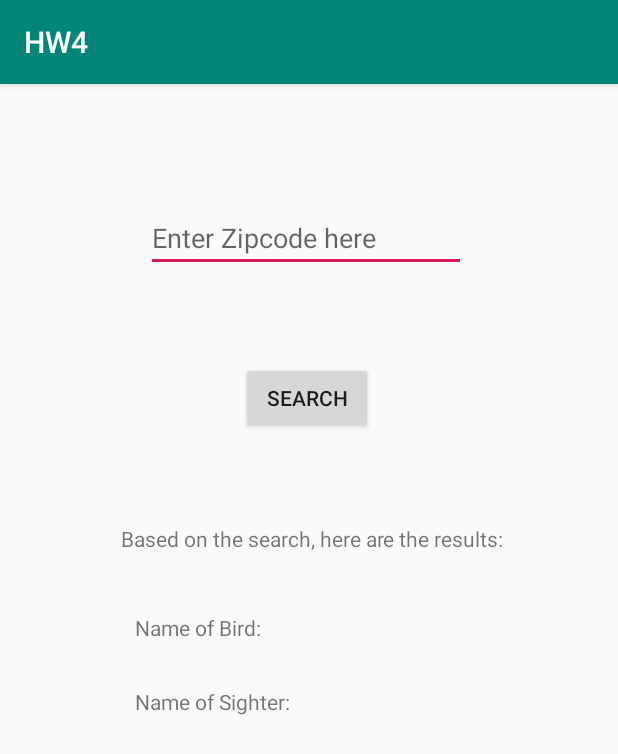
After one commit to dehaoterryzhang/TO-626-HW4, an Android app: the SearchActivity screen opened directly, with no data from a screen before it, on a phone screen of 412 x 824 dp. The commit adds this screen. Shown: the top 754 px of the screen. Run offline under Robolectric (Android 15) with nearby library versions, the phone set to English and light mode, and no system bars; our stand-ins replace Firebase (no records; nobody signed in at launch, a user with empty details on screens opened directly); 1 statement that could not run was skipped.

Commit message:
some changes made here

```diff
--- a/app/src/main/AndroidManifest.xml
+++ b/app/src/main/AndroidManifest.xml
@@ -9,7 +9,7 @@
         android:roundIcon="@mipmap/ic_launcher_round"
         android:supportsRtl="true"
         android:theme="@style/AppTheme">
-        <activity android:name=".SEARCHActivity"></activity>
+        <activity android:name=".SearchActivity"></activity>
         <activity android:name=".MainActivity">
             <intent-filter>
                 <action android:name="android.intent.action.MAIN" />
--- /dev/null
+++ b/app/src/main/java/com/example/hw4/SearchActivity.java
@@ -0,0 +1,116 @@
+package com.example.hw4;
+
+import androidx.annotation.NonNull;
+import androidx.annotation.Nullable;
+import androidx.appcompat.app.AppCompatActivity;
+
+import android.content.Intent;
+import android.os.Bundle;
+import android.view.Menu;
+import android.view.MenuInflater;
+import android.view.MenuItem;
+import android.view.View;
+import android.widget.Button;
+import android.widget.EditText;
+import android.widget.TextView;
+import android.widget.Toast;
+
+import com.google.firebase.database.ChildEventListener;
+import com.google.firebase.database.DataSnapshot;
+import com.google.firebase.database.DatabaseError;
+import com.google.firebase.database.DatabaseReference;
+import com.google.firebase.database.FirebaseDatabase;
+
+public class SearchActivity extends AppCompatActivity implements View.OnClickListener{
+
+    EditText editTextTypeZip;
+    Button buttonSearch;
+    TextView textViewPrompt, staticBird, staticPerson, textViewBird, textViewSighter;
+
+    @Override
+    protected void onCreate(Bundle savedInstanceState) {
+        super.onCreate(savedInstanceState);
+        setContentView(R.layout.activity_search);
+
+        editTextTypeZip = findViewById(R.id.editTextTypeZip);
+        buttonSearch = findViewById(R.id.buttonSearch);
+        textViewPrompt = findViewById(R.id.textViewPrompt);
+        textViewBird = findViewById(R.id.textViewBird);
+        textViewSighter = findViewById(R.id.textViewSighter);
+        staticBird = findViewById(R.id.staticBird);
+        staticPerson = findViewById(R.id.staticPerson);
+
+        buttonSearch.setOnClickListener(this);
+    }
+
+    @Override
+    public boolean onCreateOptionsMenu(Menu menu) {
+
+        MenuInflater inflater = getMenuInflater();
+        inflater.inflate(R.menu.mainmenu, menu);
+
+        return super.onCreateOptionsMenu(menu);
+    }
+
+    @Override
+    public boolean onOptionsItemSelected(@NonNull MenuItem item) {
+
+        if (item.getItemId() == R.id.itemReport) {
+            Intent ReportIntent = new Intent(this, MainActivity.class);
+            startActivity(ReportIntent);
+
+        } else if (item.getItemId() == R.id.itemSearch) {
+            Toast.makeText(this, "You are already in search page!", Toast.LENGTH_SHORT).show();
+
+        }
+
+        return super.onOptionsItemSelected(item);
+    }
+
+    @Override
+    public void onClick(View view) {
+        final FirebaseDatabase database = FirebaseDatabase.getInstance();
+        final DatabaseReference myRef = database.getReference("BirdObs");
+
+        if (view == buttonSearch) {
+
+            String findZip = editTextTypeZip.getText().toString();
+
+            myRef.orderByChild("zipcode").equalTo(findZip).addChildEventListener(new ChildEventListener() {
+                @Override
+                public void onChildAdded(@NonNull DataSnapshot dataSnapshot, @Nullable String s) {
+
+                    Bird foundBird = dataSnapshot.getValue(Bird.class);
+                    String findBirdName = foundBird.nameofbird;
+                    String findSighter = foundBird.nameofperson;
+
+                    textViewBird.setText(findBirdName);
+                    textViewSighter.setText(findSighter);
+
+                }
+
+                @Override
+                public void onChildChanged(@NonNull DataSnapshot dataSnapshot, @Nullable String s) {
+
+                }
+
+                @Override
+                public void onChildRemoved(@NonNull DataSnapshot dataSnapshot) {
+
+                }
+
+                @Override
+                public void onChildMoved(@NonNull DataSnapshot dataSnapshot, @Nullable String s) {
+
+                }
+
+                @Override
+                public void onCancelled(@NonNull DatabaseError databaseError) {
+
+                }
+            });
+
+
+        }
+    }
+}
--- a/app/src/main/res/layout/activity_search.xml
+++ b/app/src/main/res/layout/activity_search.xml
@@ -4,6 +4,87 @@
     xmlns:tools="http://schemas.android.com/tools"
     android:layout_width="match_parent"
     android:layout_height="match_parent"
-    tools:context=".SEARCHActivity">
+    tools:context=".SearchActivity">
 
+    <EditText
+        android:id="@+id/editTextTypeZip"
+        android:layout_width="wrap_content"
+        android:layout_height="wrap_content"
+        android:layout_marginStart="97dp"
+        android:layout_marginLeft="97dp"
+        android:layout_marginTop="80dp"
+        android:layout_marginEnd="101dp"
+        android:layout_marginRight="101dp"
+        android:ems="10"
+        android:hint="Enter Zipcode here"
+        android:inputType="textPersonName"
+        app:layout_constraintEnd_toEndOf="parent"
+        app:layout_constraintStart_toStartOf="parent"
+        app:layout_constraintTop_toTopOf="parent" />
+
+    <Button
+        android:id="@+id/buttonSearch"
+        android:layout_width="wrap_content"
+        android:layout_height="wrap_content"
+        android:layout_marginStart="160dp"
+        android:layout_marginLeft="160dp"
+        android:layout_marginTop="60dp"
+        android:layout_marginEnd="163dp"
+        android:layout_marginRight="163dp"
+        android:text="Search"
+        app:layout_constraintEnd_toEndOf="parent"
+        app:layout_constraintStart_toStartOf="parent"
+        app:layout_constraintTop_toBottomOf="@+id/editTextTypeZip" />
+
+    <TextView
+        android:id="@+id/textViewPrompt"
+        android:layout_width="wrap_content"
+        android:layout_height="wrap_content"
+        android:layout_marginStart="178dp"
+        android:layout_marginLeft="178dp"
+        android:layout_marginTop="60dp"
+        android:layout_marginEnd="174dp"
+        android:layout_marginRight="174dp"
+        android:text="Based on the search, here are the results:"
+        app:layout_constraintEnd_toEndOf="parent"
+        app:layout_constraintStart_toStartOf="parent"
+        app:layout_constraintTop_toBottomOf="@+id/buttonSearch" />
+
+    <TextView
+        android:id="@+id/staticBird"
+        android:layout_width="wrap_content"
+        android:layout_height="wrap_content"
+        android:layout_marginStart="90dp"
+        android:layout_marginLeft="90dp"
+        android:layout_marginTop="40dp"
+        android:text="Name of Bird:"
+        app:layout_constraintStart_toStartOf="parent"
+        app:layout_constraintTop_toBottomOf="@+id/textViewPrompt" />
+
+    <TextView
+        android:id="@+id/staticPerson"
+        android:layout_width="wrap_content"
+        android:layout_height="wrap_content"
+        android:layout_marginTop="30dp"
+        android:text="Name of Sighter:"
+        app:layout_constraintStart_toStartOf="@+id/staticBird"
+        app:layout_constraintTop_toBottomOf="@+id/staticBird" />
+
+    <TextView
+        android:id="@+id/textViewBird"
+        android:layout_width="wrap_content"
+        android:layout_height="wrap_content"
+        android:layout_marginStart="76dp"
+        android:layout_marginLeft="76dp"
+        app:layout_constraintBaseline_toBaselineOf="@+id/staticBird"
+        app:layout_constraintStart_toEndOf="@+id/staticBird" />
+
+    <TextView
+        android:id="@+id/textViewSighter"
+        android:layout_width="wrap_content"
+        android:layout_height="wrap_content"
+        android:layout_marginStart="76dp"
+        android:layout_marginLeft="76dp"
+        app:layout_constraintBaseline_toBaselineOf="@+id/staticPerson"
+        app:layout_constraintStart_toEndOf="@+id/staticPerson" />
 </androidx.constraintlayout.widget.ConstraintLayout>
```
Also changed, not shown: app/src/main/java/com/example/hw4/MainActivity.java (+38 -6 lines), app/src/main/java/com/example/hw4/SEARCHActivity.java (deleted, +0 -14 lines), app/src/main/res/layout/activity_main.xml (+4 -4 lines).
